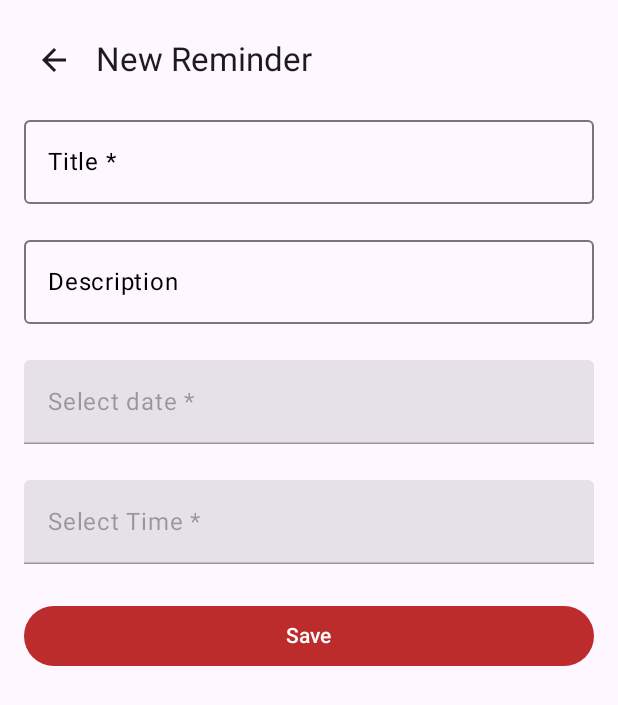
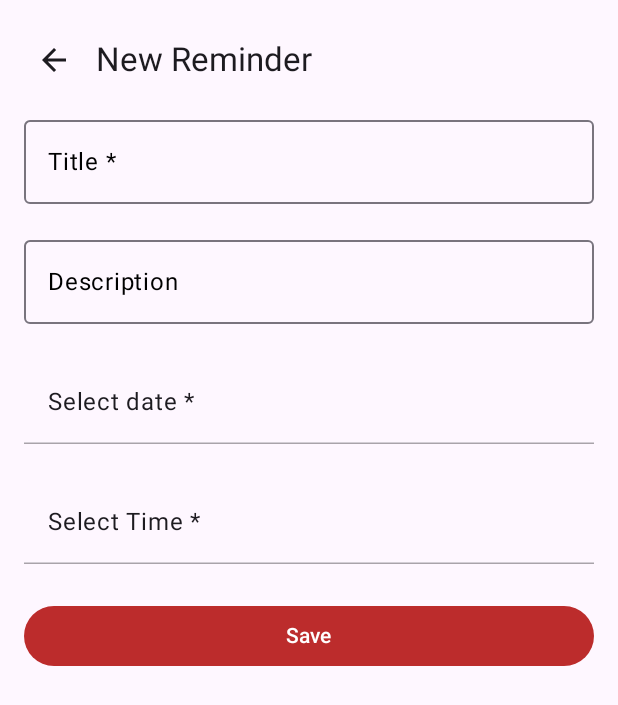
Before and after one commit to reisack/easy-reminder-v2, an Android app built with Jetpack Compose: the screen it shows after launch (MainActivity), after a tap on "Add a reminder", on a phone screen of 412 x 824 dp. Shown: the top 705 px of the screen. Run offline under Robolectric (Android 15) with nearby library versions, the phone set to English and light mode, and no system bars; our stand-ins replace Dagger/Hilt's generated code, Room's generated code.

Commit message:
Dark and light theme design

```diff
--- a/app/src/main/java/rek/remindme/ui/components/ReminderUpsertComponents.kt
+++ b/app/src/main/java/rek/remindme/ui/components/ReminderUpsertComponents.kt
@@ -1,6 +1,7 @@
 package rek.remindme.ui.components
 
 import android.content.Context
+import android.content.res.Configuration.UI_MODE_NIGHT_YES
 import androidx.annotation.StringRes
 import androidx.compose.foundation.clickable
 import androidx.compose.foundation.layout.fillMaxWidth
@@ -13,9 +14,11 @@ import androidx.compose.material3.DatePickerDialog
 import androidx.compose.material3.ExperimentalMaterial3Api
 import androidx.compose.material3.Icon
 import androidx.compose.material3.IconButton
+import androidx.compose.material3.MaterialTheme
 import androidx.compose.material3.SnackbarHostState
 import androidx.compose.material3.Text
 import androidx.compose.material3.TextField
+import androidx.compose.material3.TextFieldDefaults
 import androidx.compose.material3.TopAppBar
 import androidx.compose.material3.rememberDatePickerState
 import androidx.compose.runtime.Composable
@@ -124,7 +127,12 @@ private fun ClickableInputField(
         placeholder = { Text(text = "${stringResource(placeholderRes)} *") },
         value = getValue(),
         onValueChange = {},
-        enabled = false
+        enabled = false,
+        colors = TextFieldDefaults.colors(
+            disabledTextColor = MaterialTheme.colorScheme.onBackground,
+            disabledContainerColor = MaterialTheme.colorScheme.background,
+            disabledPlaceholderColor = MaterialTheme.colorScheme.onBackground
+        )
     )
 }
 
@@ -220,3 +228,15 @@ private fun ClickableInputFieldPreview() {
         )
     }
 }
+
+@Preview(showBackground = true, uiMode = UI_MODE_NIGHT_YES)
+@Composable
+private fun ClickableInputFieldDarkPreview() {
+    MyApplicationTheme {
+        ClickableInputField(
+            dialogOpened = remember { mutableStateOf(false) },
+            placeholderRes = R.string.select_time_label,
+            getValue = { "" }
+        )
+    }
+}
--- a/app/src/main/java/rek/remindme/ui/reminder/ReminderListScreen.kt
+++ b/app/src/main/java/rek/remindme/ui/reminder/ReminderListScreen.kt
@@ -73,7 +73,10 @@ fun ReminderListScreen(
             )
         },
         floatingActionButton = {
-            FloatingActionButton(onClick = onNewReminder) {
+            FloatingActionButton(
+                onClick = onNewReminder,
+                containerColor = MaterialTheme.colorScheme.primary
+            ) {
                 Icon(imageVector = Icons.Filled.Add, contentDescription = stringResource(R.string.add_reminder_desc))
             }
         },
@@ -148,12 +151,8 @@ internal fun ReminderListScreenContent(
                                 color = MaterialTheme.colorScheme.primary
                             )
                         }
-                        Row {
-                            Text(text = it.title, fontWeight = FontWeight.Bold)
-                        }
-                        Row {
-                            Text(text = ReminderListHelper.formatDescription(it.description))
-                        }
+                        Row { Text(text = it.title, fontWeight = FontWeight.Bold) }
+                        Row { Text(text = ReminderListHelper.formatDescription(it.description)) }
                     }
                 }
             }
@@ -181,7 +180,10 @@ private fun ReminderListScreenContentPreview() {
 @Composable
 private fun FloatingActionButtonPreview() {
     MyApplicationTheme {
-        FloatingActionButton(onClick = {}) {
+        FloatingActionButton(
+            onClick = {},
+            containerColor = MaterialTheme.colorScheme.primary
+        ) {
             Icon(imageVector = Icons.Filled.Add, contentDescription = stringResource(R.string.add_reminder_desc))
         }
     }
--- a/app/src/main/java/rek/remindme/ui/theme/Color.kt
+++ b/app/src/main/java/rek/remindme/ui/theme/Color.kt
@@ -3,7 +3,4 @@ package rek.remindme.ui.theme
 import androidx.compose.ui.graphics.Color
 
 val Red80 = Color(0xFFBC2C2C)
-val Red20 = Color(0xFFF4DDDD)
-
-val Red80Dark = Color(0xFFBC2C2C)
-val RedGrey = Color(0xFF642E2E)
+val Red20 = Color(0xFFFDCBCB)
--- a/app/src/main/java/rek/remindme/ui/theme/Theme.kt
+++ b/app/src/main/java/rek/remindme/ui/theme/Theme.kt
@@ -17,19 +17,17 @@ import androidx.compose.ui.platform.LocalView
 import androidx.core.view.WindowCompat
 
 private val _darkColorScheme = darkColorScheme(
-    primary = Red80Dark,
-    primaryContainer = Red80Dark,
+    primary = Red80,
+    primaryContainer = Red80,
     onPrimary = Color.White,
-    secondary = RedGrey,
     surfaceVariant = Color.DarkGray,
     onSurfaceVariant = Color.LightGray
 )
 
 private val _lightColorScheme = lightColorScheme(
     primary = Red80,
-    primaryContainer = Red80,
+    primaryContainer = Red20,
     onPrimary = Color.White,
-    secondary = Red20,
     surfaceVariant = Color.White,
     onSurfaceVariant = Color.Black
 )
```
Also changed, not shown: app/src/main/java/rek/remindme/ui/components/SimpleAlertDialog.kt (+29 -19 lines), app/src/main/java/rek/remindme/ui/components/TimePickerDialog.kt (+12 -0 lines).
